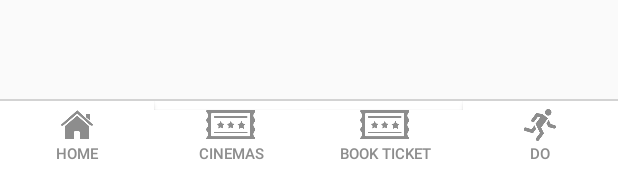
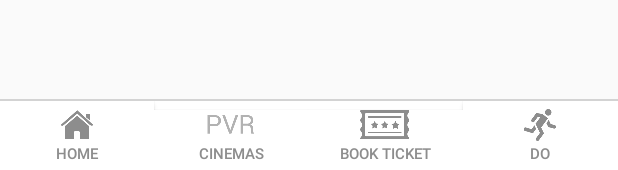
Before and after one commit to RohitLE005/lumbini-android, an Android app: the layout footerbar_storedetails_cinema.xml on its own in the app's theme, with its tools: preview values and no code run, on a phone screen of 412 x 824 dp. Shown: the part 1063-1233 px from the top of the screen. Run offline under Robolectric (Android 15) with nearby library versions, the phone set to English and light mode, and no system bars.

Commit message:
edited layout of cinema footer

```diff
--- a/app/src/main/res/layout/activity_brands.xml
+++ b/app/src/main/res/layout/activity_brands.xml
@@ -8,6 +8,7 @@
         android:layout_width="match_parent"
         android:layout_height="wrap_content"
         android:orientation="horizontal">
+        <!--Buttons-->
         <Button
             android:id="@+id/sortButtonViewId"
             android:layout_width="0dp"
--- a/app/src/main/res/layout/footerbar_storedetails_cinema.xml
+++ b/app/src/main/res/layout/footerbar_storedetails_cinema.xml
@@ -37,7 +37,7 @@
             android:layout_weight="1"
             android:background="@android:color/white"
             android:drawablePadding="@dimen/footer_button_label_padding"
-            android:drawableTop="@drawable/selector_footerbar_storedetails_cinema_booknow"
+            android:drawableTop="@drawable/selector_footerbar_storedetails_cinema_pvr"
             android:text="@string/Cinemas_Text"
             android:textColor="@color/selector_footer_text_color" />
 
```
